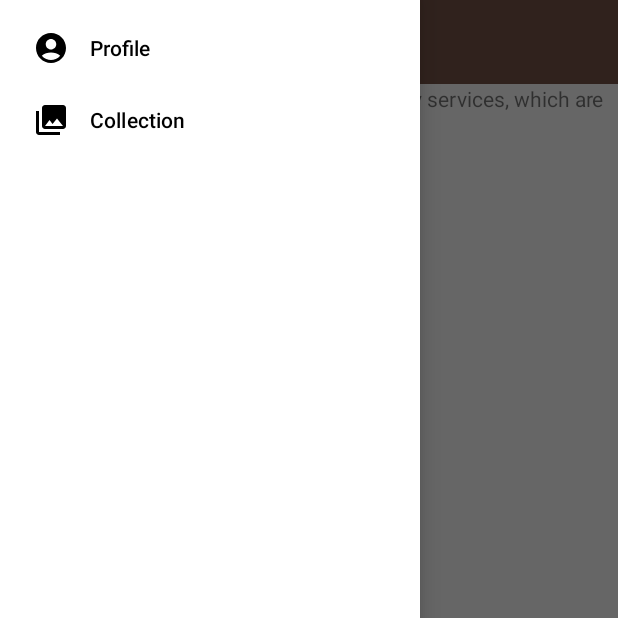
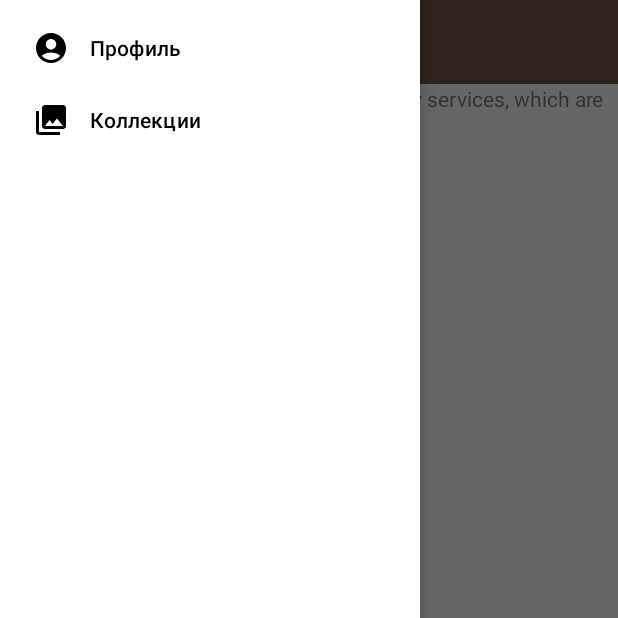
Before and after one commit to stayyoungugly/tinkoff-project-2022, an Android app: the AuthorizedFragment screen opened through its navigation route, with the side drawer open, on a phone screen of 412 x 824 dp, the top half of it. Run offline under Robolectric (Android 15) with nearby library versions, the phone set to English and light mode, and no system bars; our stand-ins replace Timber, navigation-ui.

Commit message:
russian labels

```diff
--- a/app/src/main/res/menu/drawer_menu.xml
+++ b/app/src/main/res/menu/drawer_menu.xml
@@ -4,11 +4,11 @@
     <group android:checkableBehavior="single">
     <item
         android:id="@+id/profileFragment"
-        android:title="Profile"
+        android:title="Профиль"
         android:icon="@drawable/ic_baseline_account_circle_24"/>
     <item
         android:id="@+id/collectionsFragment"
-        android:title="Collection"
+        android:title="Коллекции"
         android:icon="@drawable/ic_baseline_collections_24"/>
     </group>
 </menu>
--- a/app/src/main/res/navigation/authorized_nav_graph.xml
+++ b/app/src/main/res/navigation/authorized_nav_graph.xml
@@ -7,7 +7,7 @@
     <fragment
         android:id="@+id/mapFragment"
         android:name="com.itis.springpractice.presentation.ui.fragment.MapFragment"
-        android:label="MapFragment">
+        android:label="Карта">
         <action
             android:id="@+id/action_non_authorized_zone"
             app:destination="@id/authorized_nav_graph" />
@@ -16,10 +16,10 @@
     <fragment
         android:id="@+id/profileFragment"
         android:name="com.itis.springpractice.presentation.ui.fragment.ProfileFragment"
-        android:label="ProfileFragment" />
+        android:label="Профиль" />
 
     <fragment
         android:id="@+id/collectionsFragment"
         android:name="com.itis.springpractice.presentation.ui.fragment.CollectionsFragment"
-        android:label="CollectionsFragment" />
+        android:label="Коллекции" />
 </navigation>
```
